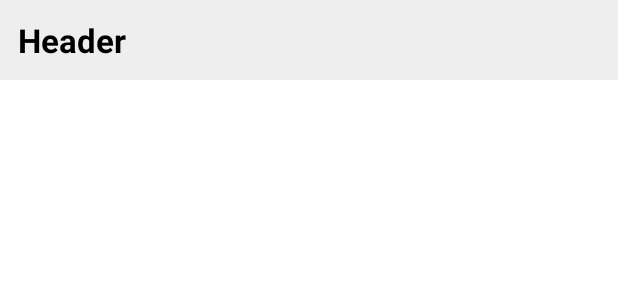
After one commit to Tryden12/ToBuy, an Android app: the layout model_header_item.xml on its own in the app's theme, with its tools: preview values and no code run, on a phone screen of 412 x 824 dp. The commit adds this screen. Shown: the top 300 px of the screen. Run offline under Robolectric (Android 15) with nearby library versions, the phone set to English and light mode, and no system bars.

Commit message:
added header views

```diff
--- a/app/src/main/res/layout/fragment_home.xml
+++ b/app/src/main/res/layout/fragment_home.xml
@@ -10,6 +10,7 @@
         android:id="@+id/epoxy_recyclerView"
         android:layout_width="match_parent"
         android:layout_height="match_parent"
+        app:itemSpacing="8dp"
         android:orientation="vertical"
         app:layoutManager="androidx.recyclerview.widget.LinearLayoutManager"/>
 
--- /dev/null
+++ b/app/src/main/res/layout/model_header_item.xml
@@ -0,0 +1,21 @@
+<?xml version="1.0" encoding="utf-8"?>
+<androidx.constraintlayout.widget.ConstraintLayout xmlns:android="http://schemas.android.com/apk/res/android"
+    android:layout_width="match_parent"
+    android:layout_height="wrap_content"
+    xmlns:app="http://schemas.android.com/apk/res-auto"
+    xmlns:tools="http://schemas.android.com/tools">
+
+    <androidx.appcompat.widget.AppCompatTextView
+        android:id="@+id/textView"
+        android:layout_width="match_parent"
+        android:layout_height="wrap_content"
+        android:background="@color/gray_200"
+        android:padding="12dp"
+        android:textColor="@color/black"
+        android:textSize="22sp"
+        android:textStyle="bold"
+        app:layout_constraintStart_toStartOf="parent"
+        app:layout_constraintTop_toTopOf="parent"
+        tools:text="Header" />
+
+</androidx.constraintlayout.widget.ConstraintLayout>
--- a/app/src/main/res/layout/model_item_entity.xml
+++ b/app/src/main/res/layout/model_item_entity.xml
@@ -5,7 +5,6 @@
     android:layout_width="match_parent"
     android:layout_height="wrap_content"
     android:layout_marginHorizontal="8dp"
-    android:layout_marginTop="8dp"
     app:strokeWidth="1px"
     app:cardCornerRadius="4dp">
 
```
Also changed, not shown: app/src/main/java/com/tryden/tobuy/ui/home/HomeEpoxyController.kt (+27 -1 lines).
